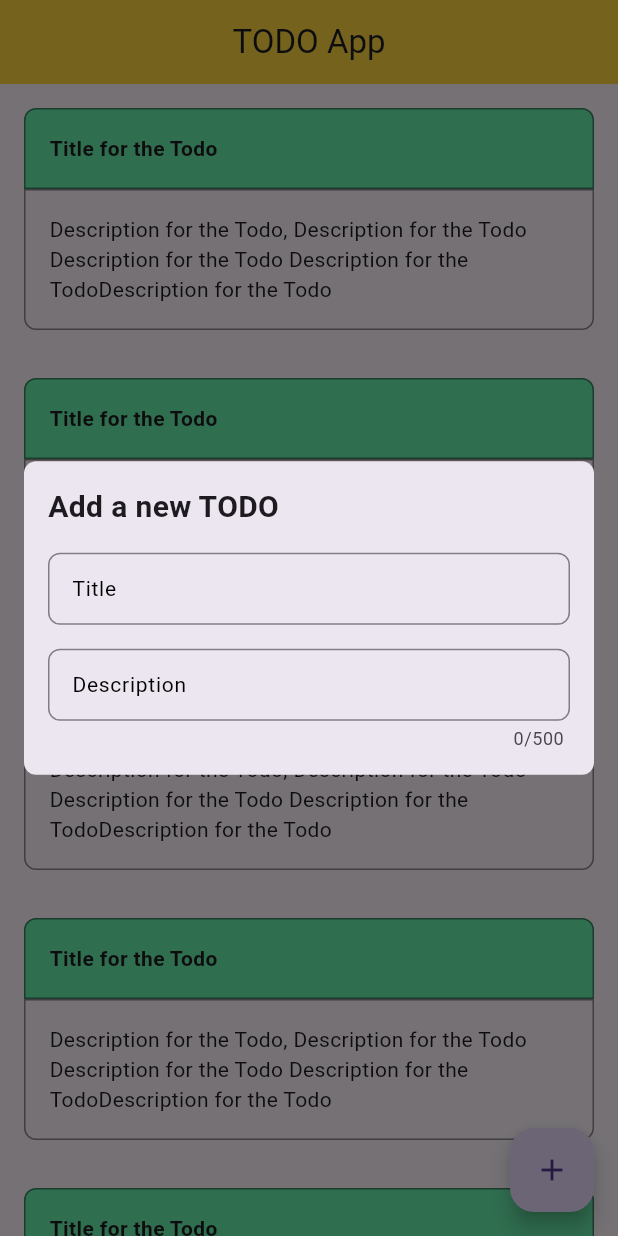
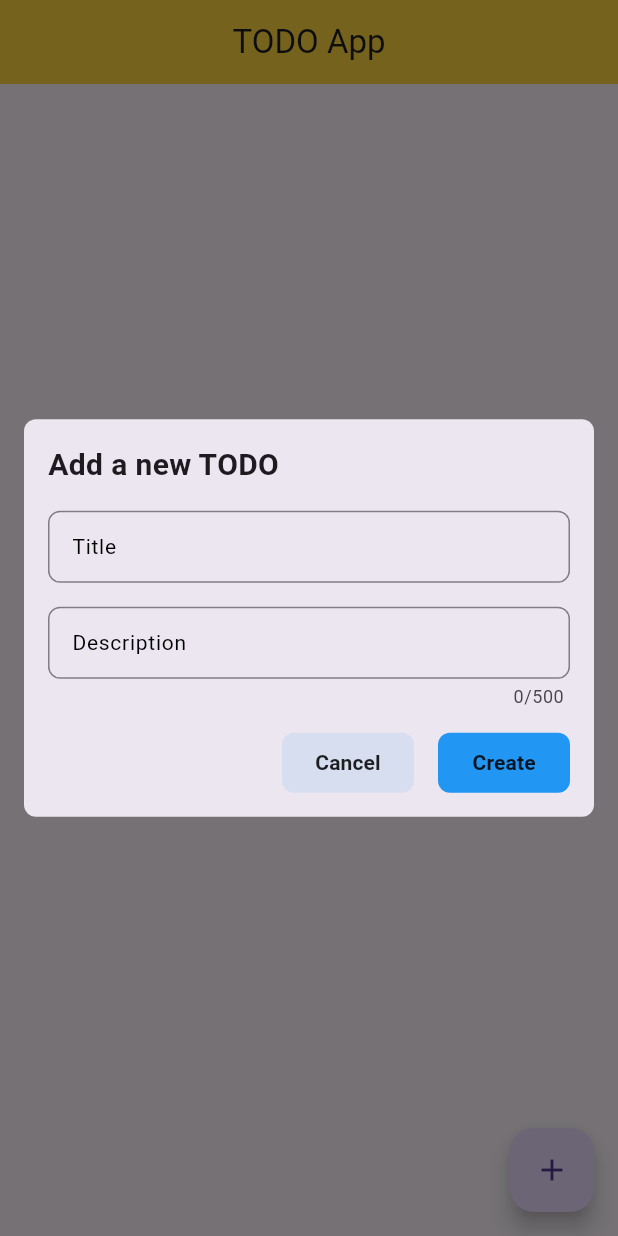
Before and after one commit to mahidul-islam/todo, a Flutter app: the screen it shows after launch, after a tap on the "add" icon, on a phone screen of 412 x 824 dp. Run offline on Flutter 3.47's test engine with Material 3 defaults, Android fonts, the phone set to English and light mode, and no system bars; our stand-ins replace freezed_annotation, get, get_storage; generated files the repository leaves out were written again.

```diff
--- a/lib/app/modules/home/controllers/home_controller.dart
+++ b/lib/app/modules/home/controllers/home_controller.dart
@@ -1,7 +1,9 @@
 import 'package:flutter/material.dart';
 import 'package:get/get.dart';
+import 'package:todo/app/modules/home/model/todo_model.dart';
 import 'package:todo/app/modules/home/model/todo_models.dart';
 import 'package:todo/app/service/storage/storage_box.dart';
+import 'package:todo/app/shared_widget/button/bar_button.dart';
 import 'package:todo/app/shared_widget/text_field/general_text_field.dart';
 import 'package:todo/app/service/modal/modal_util.dart';
 
@@ -11,12 +13,16 @@ class HomeController extends GetxController {
   TextEditingController titleController = TextEditingController();
   TextEditingController descriptionController = TextEditingController();
 
-  Rx<TodoModels> todoModels = TodoModels().obs;
+  Rx<TodoModels?> todoModels = TodoModels().obs;
 
   @override
   void onInit() async {
     todoModels.value = StorageBox.to.todoModels;
     super.onInit();
+  }
+
+  void save() {
+    StorageBox.to.setTodos(todos: todoModels.value);
   }
 
   void addTask() {
@@ -43,6 +49,43 @@ class HomeController extends GetxController {
         lineCount: 5,
         padding: EdgeInsets.zero,
       ),
+      const SizedBox(
+        height: 16,
+      ),
+      Row(
+        mainAxisAlignment: MainAxisAlignment.end,
+        children: [
+          BarButton.secondary(
+            onPressed: () {
+              Get.back(closeOverlays: true);
+            },
+            title: 'Cancel',
+          ),
+          const SizedBox(
+            width: 16,
+          ),
+          BarButton.primary(
+            onPressed: () {
+              List<TodoModel>? todos = todoModels.value?.todos?.toList();
+              todos ??= [];
+              todos.add(
+                TodoModel(
+                  title: titleController.text,
+                  description: descriptionController.text,
+                ),
+              );
+              titleController.text = '';
+              descriptionController.text = '';
+              todoModels.value = todoModels.value?.copyWith(todos: todos);
+              save();
+              // todoModels.value =
+              //     todoModels.value.copyWith(update: !todoModels.value.update);
+              Get.back(closeOverlays: true);
+            },
+            title: 'Create',
+          ),
+        ],
+      )
     ]);
   }
 }
--- a/lib/app/modules/home/model/todo_models.dart
+++ b/lib/app/modules/home/model/todo_models.dart
@@ -8,6 +8,7 @@ part 'todo_models.g.dart';
 class TodoModels with _$TodoModels {
   factory TodoModels({
     List<TodoModel>? todos,
+    // @Default(true) bool update,
   }) = _TodoModels;
 
   factory TodoModels.fromJson(final Map<String, dynamic> json) =>
--- a/lib/app/modules/home/views/home_view.dart
+++ b/lib/app/modules/home/views/home_view.dart
@@ -9,6 +9,7 @@ class HomeView extends GetView<HomeController> {
   const HomeView({super.key});
   @override
   Widget build(BuildContext context) {
+    return Obx(() {
       return Scaffold(
         floatingActionButton: FloatingActionButton(
           onPressed: () {
@@ -24,19 +25,17 @@ class HomeView extends GetView<HomeController> {
         body: SingleChildScrollView(
           child: Column(
             children: <Widget>[
-            TodoWidget(),
-            TodoWidget(),
-            TodoWidget(),
-            TodoWidget(),
-            TodoWidget(),
-            TodoWidget(),
-            TodoWidget(),
-            TodoWidget(),
-            TodoWidget(),
-            TodoWidget(),
+              for (int i = 0;
+                  i < (controller.todoModels.value?.todos?.length ?? 0);
+                  i++)
+                TodoWidget(
+                  controller: controller,
+                  todoModel: controller.todoModels.value?.todos?[i],
+                ),
             ],
           ),
         ),
       );
+    });
   }
 }
--- a/lib/app/modules/home/widgets/todo_widget.dart
+++ b/lib/app/modules/home/widgets/todo_widget.dart
@@ -1,14 +1,21 @@
 import 'package:flutter/material.dart';
+import 'package:todo/app/modules/home/controllers/home_controller.dart';
+import 'package:todo/app/modules/home/model/todo_model.dart';
 
 class TodoWidget extends StatelessWidget {
   const TodoWidget({
     super.key,
+    required this.controller,
+    required this.todoModel,
   });
+
+  final HomeController controller;
+  final TodoModel? todoModel;
 
   @override
   Widget build(BuildContext context) {
     return Container(
-      padding: EdgeInsets.all(16),
+      padding: const EdgeInsets.all(16),
       child: Column(
         children: [
           Container(
@@ -24,10 +31,10 @@ class TodoWidget extends StatelessWidget {
               ),
               color: Colors.greenAccent,
             ),
-            padding: EdgeInsets.all(16),
+            padding: const EdgeInsets.all(16),
             child: Text(
-              'Title for the Todo',
-              style: TextStyle(fontWeight: FontWeight.w600),
+              todoModel?.title ?? '',
+              style: const TextStyle(fontWeight: FontWeight.w600),
             ),
           ),
           Container(
@@ -42,9 +49,10 @@ class TodoWidget extends StatelessWidget {
                 bottomRight: Radius.circular(8),
               ),
             ),
-            padding: EdgeInsets.all(16),
+            padding: const EdgeInsets.all(16),
             child: Text(
-                'Description for the Todo, Description for the Todo Description for the Todo Description for the TodoDescription for the Todo '),
+              todoModel?.description ?? '',
+            ),
           )
         ],
       ),
--- a/lib/app/service/modal/modal_util.dart
+++ b/lib/app/service/modal/modal_util.dart
@@ -2,7 +2,7 @@ import 'package:flutter/material.dart';
 import 'package:get/get.dart';
 
 class ModalUtil extends GetxService {
-  static ModalUtil get to => Get.find();
+  static ModalUtil get to => Get.find<ModalUtil>();
 
   Future<void> showbasicModal({
     required final List<Widget> contents,
--- a/lib/app/service/storage/storage_box.dart
+++ b/lib/app/service/storage/storage_box.dart
@@ -13,10 +13,16 @@ class StorageBox extends GetxService {
   final GetStorage _box = GetStorage()..initStorage;
 
   // todo's
-  TodoModels get todoModels => TodoModels.fromJson(
-      jsonDecode(_box.read<String?>(StorageKeys.todoModels.name) ?? ''));
+  TodoModels? get todoModels {
+    String? data = _box.read(StorageKeys.todoModels.name) ?? '{}';
+    // print(data);
+    return TodoModels.fromJson(jsonDecode(data));
+  }
+
   void get clearTodos => _box.remove(StorageKeys.todoModels.name);
-  void setTodos({required final TodoModels todos}) {
-    _box.write(StorageKeys.todoModels.name, todos.toString());
+  void setTodos({required final TodoModels? todos}) async {
+    _box.write(StorageKeys.todoModels.name, jsonEncode(todos?.toJson()));
+    _box.save();
+    // print(_box.read(StorageKeys.todoModels.name));
   }
 }
--- /dev/null
+++ b/lib/app/shared_widget/button/bar_button.dart
@@ -0,0 +1,98 @@
+import 'package:flutter/material.dart';
+
+class BarButton extends StatelessWidget {
+  const BarButton({
+    super.key,
+    this.title = '',
+    required this.onPressed,
+    this.buttonColor,
+    this.textColor = Colors.white,
+    this.iconBorderColor,
+    this.height = 40,
+    this.radius = 8,
+    this.icon,
+    this.leftIcon,
+    this.rightIcon,
+    this.borderside = BorderSide.none,
+    this.isSpacingNeeded = false,
+    this.padding,
+    this.textStyle,
+  });
+
+  factory BarButton.primary({
+    required final Function()? onPressed,
+    required final String title,
+    final Color? buttonColor,
+  }) {
+    return BarButton(
+      title: title,
+      onPressed: onPressed,
+      buttonColor: buttonColor ?? Colors.blue,
+    );
+  }
+
+  factory BarButton.secondary({
+    required final Function()? onPressed,
+    required final String title,
+    final Color? buttonColor,
+  }) {
+    return BarButton(
+      title: title,
+      onPressed: onPressed,
+      textColor: Colors.blue,
+      buttonColor: buttonColor ?? Colors.blue.withOpacity(0.1),
+    );
+  }
+
+  final VoidCallback? onPressed;
+  final Color? buttonColor;
+  final Color textColor;
+  final Color? iconBorderColor;
+  final double height;
+  final double radius;
+  final Widget? icon;
+  final Widget? leftIcon;
+  final Widget? rightIcon;
+  final String title;
+  final BorderSide borderside;
+  final bool isSpacingNeeded;
+  final EdgeInsets? padding;
+  final TextStyle? textStyle;
+
+  @override
+  Widget build(final BuildContext context) {
+    return SizedBox(
+      height: height,
+      child: MaterialButton(
+        enableFeedback: true,
+        shape: RoundedRectangleBorder(
+          borderRadius: BorderRadius.circular(radius),
+          side: borderside,
+        ),
+        color: onPressed == null
+            ? Colors.white24
+            : buttonColor ?? Colors.blueAccent,
+        hoverElevation: 0,
+        focusElevation: 0,
+        highlightElevation: 0,
+        elevation: 0,
+        padding: padding ?? const EdgeInsets.symmetric(horizontal: 16),
+        onPressed: onPressed ?? () {},
+        mouseCursor:
+            onPressed == null ? MouseCursor.defer : MouseCursor.uncontrolled,
+        child: Row(
+          mainAxisAlignment: MainAxisAlignment.center,
+          crossAxisAlignment: CrossAxisAlignment.center,
+          children: <Widget>[
+            if (title.isNotEmpty)
+              Text(
+                title,
+                style:
+                    textStyle ?? const TextStyle(fontWeight: FontWeight.w600),
+              ),
+          ],
+        ),
+      ),
+    );
+  }
+}
--- a/lib/main.dart
+++ b/lib/main.dart
@@ -1,6 +1,7 @@
 import 'package:flutter/material.dart';
 
 import 'package:get/get.dart';
+import 'package:get_storage/get_storage.dart';
 import 'package:todo/app/service/storage/storage_box.dart';
 import 'package:todo/app/service/modal/modal_util.dart';
 
@@ -8,6 +9,7 @@ import 'app/routes/app_pages.dart';
 
 void main() async {
   WidgetsFlutterBinding.ensureInitialized();
+  await GetStorage.init();
   runApp(
     GetMaterialApp(
       title: "Application",
```
Lines whose indentation alone changed are shown as unchanged.
